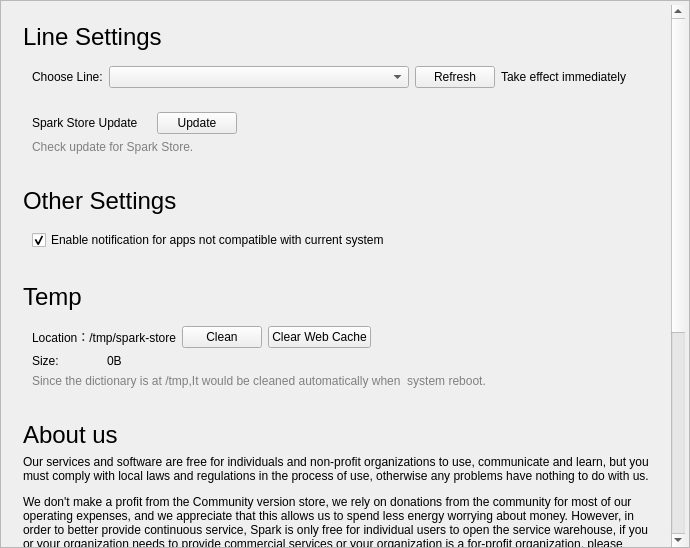
This is src/pages/settingspage.ui in spark-store-project/spark-store as Qt 5 draws it before an edit. The edited form follows.
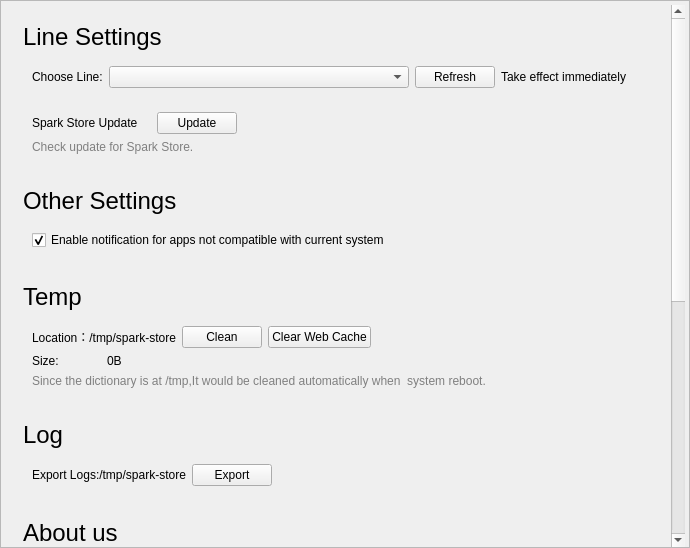
This is the edited form.

Commit message: chore:设置界面添加导出日志按钮

Patch:
```diff
--- a/src/pages/settingspage.ui
+++ b/src/pages/settingspage.ui
@@ -72,8 +72,8 @@
           <rect>
            <x>0</x>
            <y>0</y>
-           <width>688</width>
-           <height>940</height>
+           <width>666</width>
+           <height>1123</height>
           </rect>
          </property>
          <layout class="QVBoxLayout" name="verticalLayout_23">
@@ -338,6 +338,58 @@
             </layout>
            </widget>
           </item>
+          <item>
+           <widget class="QWidget" name="widget_9" native="true">
+            <layout class="QGridLayout" name="gridLayout_2">
+             <item row="0" column="0">
+              <widget class="QLabel" name="label_12">
+               <property name="font">
+                <font>
+                 <pointsize>18</pointsize>
+                 <bold>false</bold>
+                </font>
+               </property>
+               <property name="text">
+                <string>Log</string>
+               </property>
+              </widget>
+             </item>
+             <item row="1" column="0">
+              <widget class="QWidget" name="widget_10" native="true">
+               <layout class="QHBoxLayout" name="horizontalLayout_2">
+                <item>
+                 <widget class="QLabel" name="label_13">
+                  <property name="text">
+                   <string>Export Logs:/tmp/spark-store</string>
+                  </property>
+                 </widget>
+                </item>
+                <item>
+                 <widget class="QPushButton" name="pushButton">
+                  <property name="text">
+                   <string>Export</string>
+                  </property>
+                 </widget>
+                </item>
+                <item>
+                 <spacer name="horizontalSpacer_4">
+                  <property name="orientation">
+                   <enum>Qt::Orientation::Horizontal</enum>
+                  </property>
+                  <property name="sizeHint" stdset="0">
+                   <size>
+                    <width>351</width>
+                    <height>20</height>
+                   </size>
+                  </property>
+                 </spacer>
+                </item>
+               </layout>
+              </widget>
+             </item>
+            </layout>
+           </widget>
+          </item>
           <item>
            <widget class="QWidget" name="widget_6" native="true">
             <layout class="QVBoxLayout" name="verticalLayout_25">
```
Left out of the diff: 14 changed lines with no effect on the pictures.
